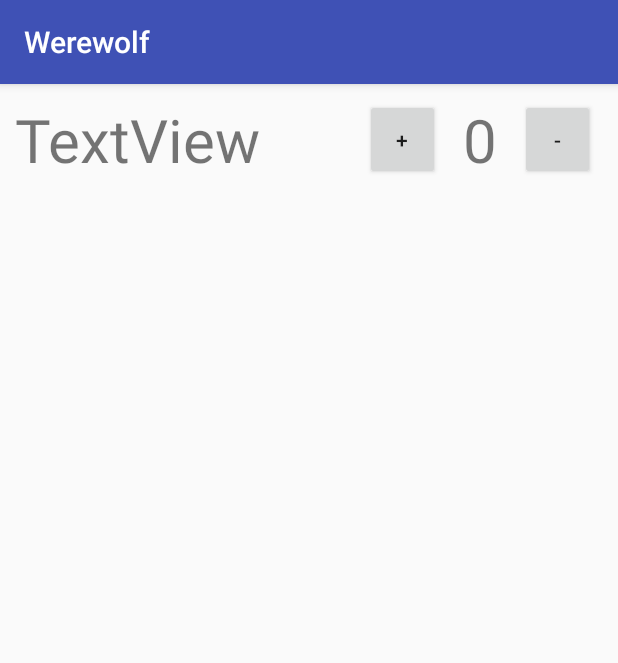
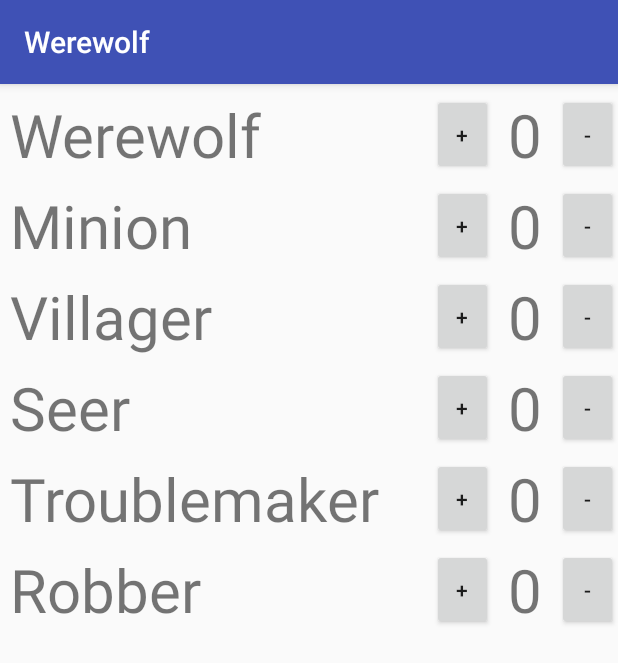
Before and after one commit to Maxfojtik/Werewolf, an Android app: the CharacterSelect screen opened directly, with no data from a screen before it, on a phone screen of 412 x 824 dp. Shown: the top 663 px of the screen. Run offline under Robolectric (Android 15) with nearby library versions, the phone set to English and light mode, and no system bars.

Commit message:
Work on char select

```diff
--- a/app/src/main/java/uncontrollablyswervingdog/werewolf/CharacterSelect.java
+++ b/app/src/main/java/uncontrollablyswervingdog/werewolf/CharacterSelect.java
@@ -2,24 +2,119 @@ package uncontrollablyswervingdog.werewolf;
 
 import android.os.Bundle;
 import android.support.v7.app.AppCompatActivity;
+import android.util.Log;
 import android.view.View;
 import android.widget.Button;
 import android.widget.EditText;
 import android.widget.RelativeLayout;
 import android.widget.TextView;
+import android.util.DisplayMetrics;
+import java.util.LinkedList;
 
 
 public class CharacterSelect extends AppCompatActivity
 {
     String[] roles = new String[]{"Werewolf", "Minion", "Villager", "Seer", "Troublemaker", "Robber"};
+    LinkedList<Button> addButtons = new LinkedList<Button>();
     @Override
     protected void onCreate(Bundle savedInstanceState)
     {
         super.onCreate(savedInstanceState);
         setContentView(R.layout.activity_character_select);
+        generateStuff();
     }
     void generateStuff()
     {
+        View relLayout = findViewById(R.id.charSelect);
+        DisplayMetrics displayMetrics = new DisplayMetrics();
+        getWindowManager().getDefaultDisplay().getMetrics(displayMetrics);
+        int width = displayMetrics.widthPixels;
+        for(int i = 0; i < roles.length; i++)
+        {
+            TextView label = new TextView(this);
+            label.setLayoutParams(new RelativeLayout.LayoutParams(RelativeLayout.LayoutParams.WRAP_CONTENT, RelativeLayout.LayoutParams.WRAP_CONTENT));
+            label.setText(roles[i]);
+            label.setId(i+400);
+            label.setTextSize(40);
+            ((RelativeLayout) relLayout).addView(label);
 
+            RelativeLayout.LayoutParams params = (RelativeLayout.LayoutParams) label.getLayoutParams();
+            params.addRule(RelativeLayout.ALIGN_PARENT_LEFT);
+            params.topMargin = 10;
+            if (i == 0) {
+                params.addRule(RelativeLayout.ALIGN_PARENT_TOP);
+            }else {
+                params.addRule(RelativeLayout.BELOW, (i-1)+400);
+            }
+            params.leftMargin = 10;
+
+            Button tempSubButton = new Button(this);
+            tempSubButton.setLayoutParams(new RelativeLayout.LayoutParams(width/10, 50));
+            tempSubButton.setText("-");
+            Log.v("MAX", tempSubButton.getText().toString());
+            tempSubButton.setId(i+200); //add is 100, sub is 200, Number is 300, Label is 400
+            tempSubButton.setOnClickListener(new onClickSub(roles[i]));
+
+            ((RelativeLayout) relLayout).addView(tempSubButton);
+
+            params = (RelativeLayout.LayoutParams) tempSubButton.getLayoutParams();
+            params.addRule(RelativeLayout.ALIGN_TOP, label.getId());
+            params.addRule(RelativeLayout.ALIGN_BOTTOM, label.getId());
+            params.addRule(RelativeLayout.ALIGN_PARENT_RIGHT);
+
+            TextView numberLabel = new TextView(this);
+            numberLabel.setLayoutParams(new RelativeLayout.LayoutParams(RelativeLayout.LayoutParams.WRAP_CONTENT, RelativeLayout.LayoutParams.WRAP_CONTENT));
+            numberLabel.setText("0");
+            numberLabel.setId(i+300);
+            numberLabel.setTextSize(40);
+            ((RelativeLayout) relLayout).addView(numberLabel);
+
+            params = (RelativeLayout.LayoutParams) numberLabel.getLayoutParams();
+            params.addRule(RelativeLayout.ALIGN_TOP, tempSubButton.getId());
+            params.addRule(RelativeLayout.ALIGN_BOTTOM, tempSubButton.getId());
+            params.addRule(RelativeLayout.LEFT_OF, tempSubButton.getId());
+            params.rightMargin = 15;
+
+            Button tempAddButton = new Button(this);
+            tempAddButton.setLayoutParams(new RelativeLayout.LayoutParams(width/10, 50));
+            tempAddButton.setText("+");
+            tempAddButton.setId(i+100); //add is 100, sub is 200, Number is 300
+            tempAddButton.setOnClickListener(new onClickAdd(roles[i]));
+
+            ((RelativeLayout) relLayout).addView(tempAddButton);
+
+            params = (RelativeLayout.LayoutParams) tempAddButton.getLayoutParams();
+            params.addRule(RelativeLayout.ALIGN_TOP, label.getId());
+            params.addRule(RelativeLayout.ALIGN_BOTTOM, label.getId());
+            params.addRule(RelativeLayout.LEFT_OF, numberLabel.getId());
+            params.rightMargin = 15;
+
+        }
+    }
+    class onClickAdd implements View.OnClickListener
+    {
+        String role = "";
+        public onClickAdd(String role)
+        {
+            this.role = role;
+        }
+        @Override
+        public void onClick(View V)
+        {
+
+        }
+    }
+    class onClickSub implements View.OnClickListener
+    {
+        String role = "";
+        public onClickSub(String role)
+        {
+            this.role = role;
+        }
+        @Override
+        public void onClick(View V)
+        {
+
+        }
     }
 }
--- a/app/src/main/res/layout/activity_character_select.xml
+++ b/app/src/main/res/layout/activity_character_select.xml
@@ -2,58 +2,6 @@
 <RelativeLayout xmlns:android="http://schemas.android.com/apk/res/android"
     android:layout_width="fill_parent"
     android:layout_height="fill_parent"
-    android:id="@+id/mainMenu">
-
-    <Button
-        android:id="@+id/new_button"
-        android:layout_width="50dp"
-        android:layout_height="50dp"
-        android:text="-"
-        android:layout_marginRight="15dp"
-        android:layout_marginEnd="15dp"
-        android:layout_alignTop="@+id/Label"
-        android:layout_alignParentRight="true"
-        android:layout_alignParentEnd="true"
-        android:layout_alignBottom="@+id/Label" />
-
-    <Button
-        android:id="@+id/done_button"
-        android:layout_width="50dp"
-        android:layout_height="50dp"
-        android:onClick="doneButton"
-        android:text="+"
-        android:layout_alignTop="@+id/Number"
-        android:layout_toLeftOf="@+id/Number"
-        android:layout_toStartOf="@+id/Number"
-        android:layout_marginRight="15dp"
-        android:layout_marginEnd="15dp"
-        android:layout_alignBottom="@+id/Label" />
-
-    <TextView
-        android:id="@+id/Label"
-        android:layout_width="wrap_content"
-        android:layout_height="wrap_content"
-        android:text="TextView"
-        android:textSize="40dp"
-        android:layout_marginTop="10dp"
-        android:layout_alignParentTop="true"
-        android:layout_alignParentLeft="true"
-        android:layout_alignParentStart="true"
-        android:layout_marginLeft="10dp"
-        android:layout_marginStart="10dp" />
-
-    <TextView
-        android:id="@+id/Number"
-        android:layout_width="wrap_content"
-        android:layout_height="wrap_content"
-        android:text="0"
-        android:textSize="40dp"
-        android:layout_alignTop="@+id/new_button"
-        android:layout_toLeftOf="@+id/new_button"
-        android:layout_toStartOf="@+id/new_button"
-        android:layout_marginRight="15dp"
-        android:layout_marginEnd="15dp"
-        android:layout_alignBottom="@+id/new_button" />
-
+    android:id="@+id/charSelect">
 
 </RelativeLayout>
```
